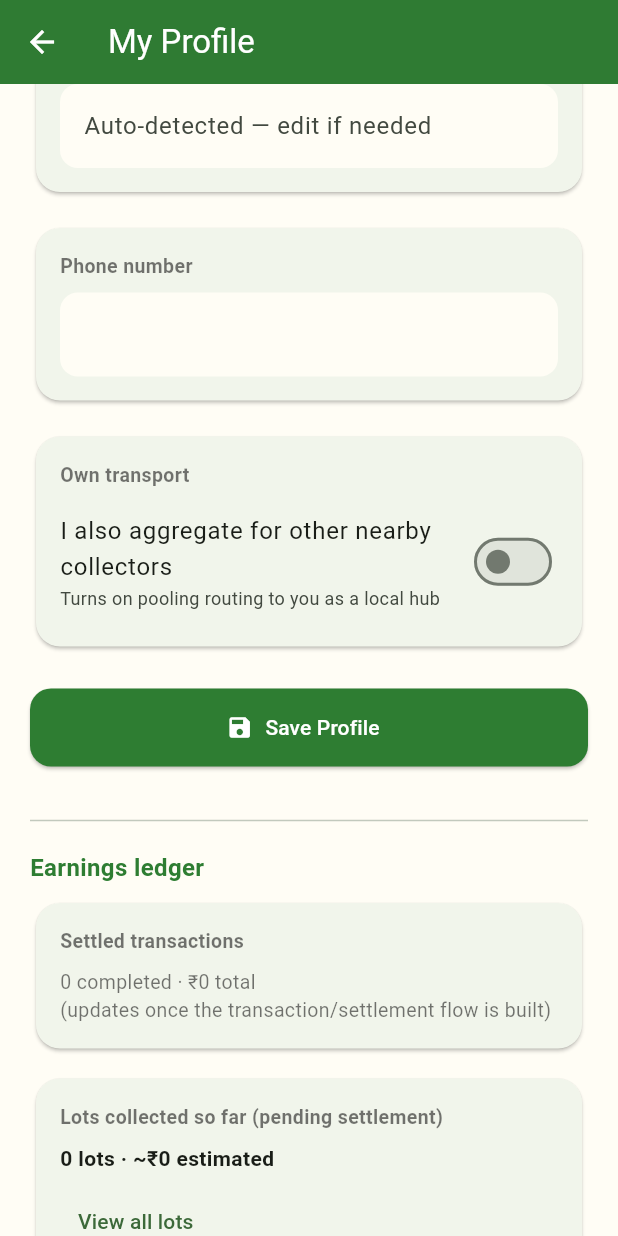
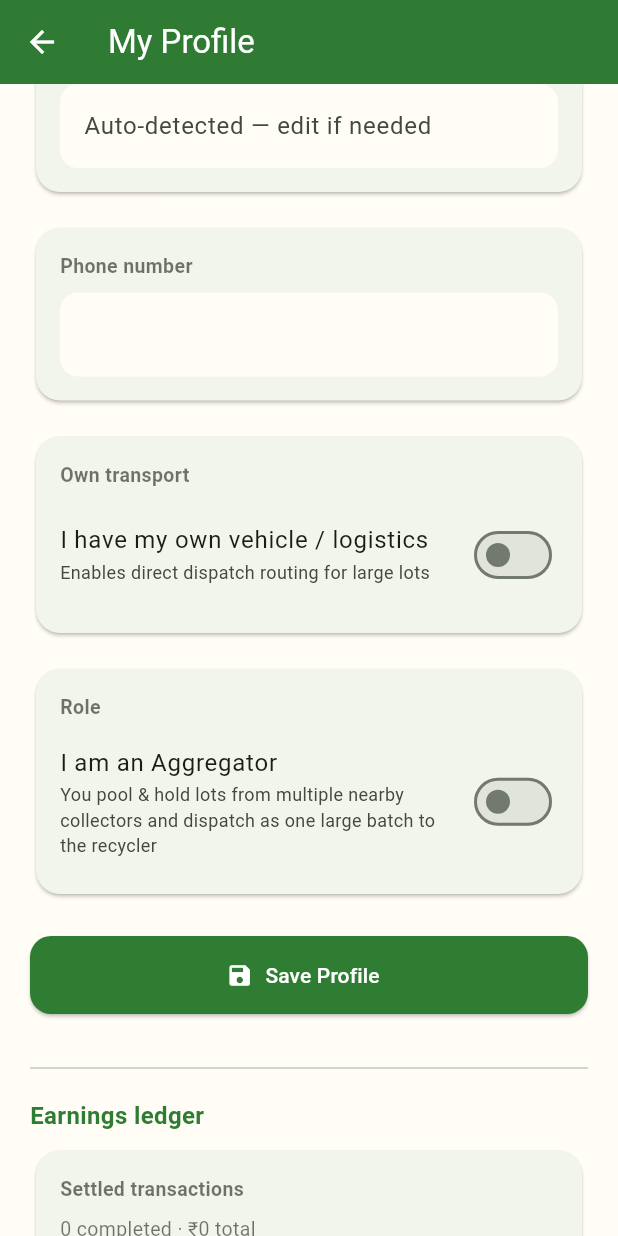
Before and after one commit to devansh6291/kabadiwala, a Flutter app: the ProfileScreen screen opened directly, scrolled down 576 dp, on a phone screen of 412 x 824 dp. Run offline on Flutter 3.47's test engine with Material 3 defaults, Android fonts, the phone set to English and light mode, and no system bars; our stand-ins replace camera, dio, firebase_auth, firebase_core, firebase_storage, geocoding and 3 more; accounts and stored records are empty.

Commit message:
integration done

```diff
--- a/lib/main.dart
+++ b/lib/main.dart
@@ -3,7 +3,7 @@ import 'package:hive_flutter/hive_flutter.dart';
 import 'app_colors.dart';
 import 'models/lot_store.dart';
 import 'models/collector_store.dart';
-import 'screens/home_screen.dart';
+import 'screens/main_tab_navigation_screen.dart';
 import 'screens/login_screen.dart';
 import 'services/firebase_service.dart';
 import 'services/api_client.dart';
@@ -75,7 +75,7 @@ class _MyAppState extends State<MyApp> {
         ),
       ),
       home: _onboarded
-          ? HomeScreen(
+          ? MainTabNavigationScreen(
               currentLanguage: currentLanguage,
               onLanguageChanged: changeLanguage,
             )
--- a/lib/models/collector.dart
+++ b/lib/models/collector.dart
@@ -13,6 +13,10 @@ class CollectorProfile {
   double? longitude;
   bool isOnboarded;
 
+  /// True when this device is acting as an aggregator / large Kabadiwala
+  /// hub that pools lots on behalf of nearby smaller collectors.
+  bool isAggregator;
+
   CollectorProfile({
     required this.collectorId,
     required this.phoneNumber,
@@ -26,6 +30,7 @@ class CollectorProfile {
     this.latitude,
     this.longitude,
     this.isOnboarded = false,
+    this.isAggregator = false,
   }) : transactionHistoryIds = transactionHistoryIds ?? [];
 
   Map<String, dynamic> toJson() => {
@@ -41,6 +46,7 @@ class CollectorProfile {
         'latitude': latitude,
         'longitude': longitude,
         'is_onboarded': isOnboarded,
+        'is_aggregator': isAggregator,
       };
 
   factory CollectorProfile.fromJson(Map<String, dynamic> json) =>
@@ -64,12 +70,14 @@ class CollectorProfile {
         totalEarnings:
             ((json['total_earnings'] ?? json['totalEarnings'] ?? 0.0) as num)
                 .toDouble(),
-        hasOwnLogistics: (json['has_own_logistics'] ??
-            json['hasOwnLogistics'] ??
-            false) as bool,
+        hasOwnLogistics:
+            (json['has_own_logistics'] ?? json['hasOwnLogistics'] ?? false) ==
+                true,
         latitude: (json['latitude'] as num?)?.toDouble(),
         longitude: (json['longitude'] as num?)?.toDouble(),
         isOnboarded:
-            (json['is_onboarded'] ?? json['isOnboarded'] ?? false) as bool,
+            (json['is_onboarded'] ?? json['isOnboarded'] ?? false) == true,
+        isAggregator:
+            (json['is_aggregator'] ?? json['isAggregator'] ?? false) == true,
       );
 }
--- a/lib/screens/profile_screen.dart
+++ b/lib/screens/profile_screen.dart
@@ -156,13 +156,57 @@ class _ProfileScreenState extends State<ProfileScreen> {
             child: SwitchListTile(
               contentPadding: EdgeInsets.zero,
               value: _profile.hasOwnLogistics,
-              activeColor: AppColors.primaryGreen,
-              title: const Text('I also aggregate for other nearby collectors'),
+              activeThumbColor: AppColors.primaryGreen,
+              title: const Text('I have my own vehicle / logistics'),
               subtitle: const Text(
-                  'Turns on pooling routing to you as a local hub',
+                  'Enables direct dispatch routing for large lots',
                   style: TextStyle(fontSize: 12)),
               onChanged: (value) =>
                   setState(() => _profile.hasOwnLogistics = value),
+            ),
+          ),
+          const SizedBox(height: 16),
+          _sectionCard(
+            title: 'Role',
+            child: Column(
+              crossAxisAlignment: CrossAxisAlignment.start,
+              children: [
+                SwitchListTile(
+                  contentPadding: EdgeInsets.zero,
+                  value: _profile.isAggregator,
+                  activeThumbColor: AppColors.primaryGreen,
+                  title: const Text('I am an Aggregator'),
+                  subtitle: const Text(
+                      'You pool & hold lots from multiple nearby collectors '
+                      'and dispatch as one large batch to the recycler',
+                      style: TextStyle(fontSize: 12)),
+                  onChanged: (value) =>
+                      setState(() => _profile.isAggregator = value),
+                ),
+                if (_profile.isAggregator) ...[
+                  const SizedBox(height: 8),
+                  Container(
+                    padding: const EdgeInsets.symmetric(
+                        horizontal: 10, vertical: 6),
+                    decoration: BoxDecoration(
+                      color: AppColors.primaryGreen.withValues(alpha: 0.12),
+                      borderRadius: BorderRadius.circular(10),
+                    ),
+                    child: const Row(
+                      children: [
+                        Icon(Icons.verified_user,
+                            size: 16, color: AppColors.primaryGreen),
+                        SizedBox(width: 6),
+                        Text('Aggregator mode active',
+                            style: TextStyle(
+                                fontSize: 12,
+                                fontWeight: FontWeight.w700,
+                                color: AppColors.primaryGreen)),
+                      ],
+                    ),
+                  ),
+                ],
+              ],
             ),
           ),
           const SizedBox(height: 24),
```
Also changed, not shown: lib/models/recycler.dart (+4 -3 lines), lib/screens/create_lot_screen.dart (+10 -1 lines), lib/screens/home_screen.dart (+40 -0 lines), lib/services/api_classifier_service.dart (+24 -8 lines), lib/services/api_client.dart (+45 -8 lines), 3 other files.
